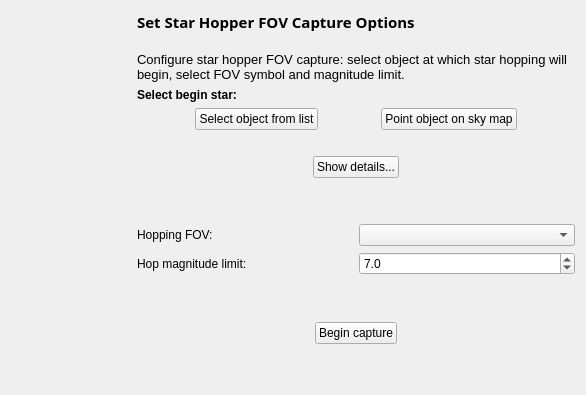
Old version of the form kstars/printing/pwizfovsh.ui in the repository KDE/kstars.
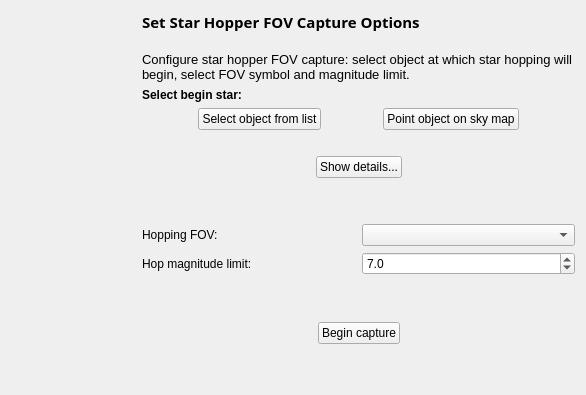
New version of the form.

Commit message: Added spacer between banner image and step layout in Printing Wizard.

```diff
--- a/kstars/printing/pwizfovsh.ui
+++ b/kstars/printing/pwizfovsh.ui
@@ -39,6 +39,22 @@
      </property>
     </widget>
    </item>
+   <item>
+    <spacer name="horSpacer8">
+     <property name="orientation">
+      <enum>Qt::Horizontal</enum>
+     </property>
+     <property name="sizeType">
+      <enum>QSizePolicy::Fixed</enum>
+     </property>
+     <property name="sizeHint" stdset="0">
+      <size>
+       <width>5</width>
+       <height>20</height>
+      </size>
+     </property>
+    </spacer>
+   </item>
    <item>
     <layout class="QVBoxLayout" name="fovShLayout">
      <property name="spacing">
@@ -213,7 +229,7 @@
       </layout>
      </item>
      <item>
-      <spacer name="verticalSpacer">
+      <spacer name="vertSpacer2">
        <property name="orientation">
         <enum>Qt::Vertical</enum>
        </property>
@@ -263,7 +279,7 @@
       </layout>
      </item>
      <item>
-      <spacer name="vertSpacer2">
+      <spacer name="vertSpacer3">
        <property name="orientation">
         <enum>Qt::Vertical</enum>
        </property>
```
Left out of the diff: 22 changed lines with no effect on the pictures. The commit also changes 9 other files.
